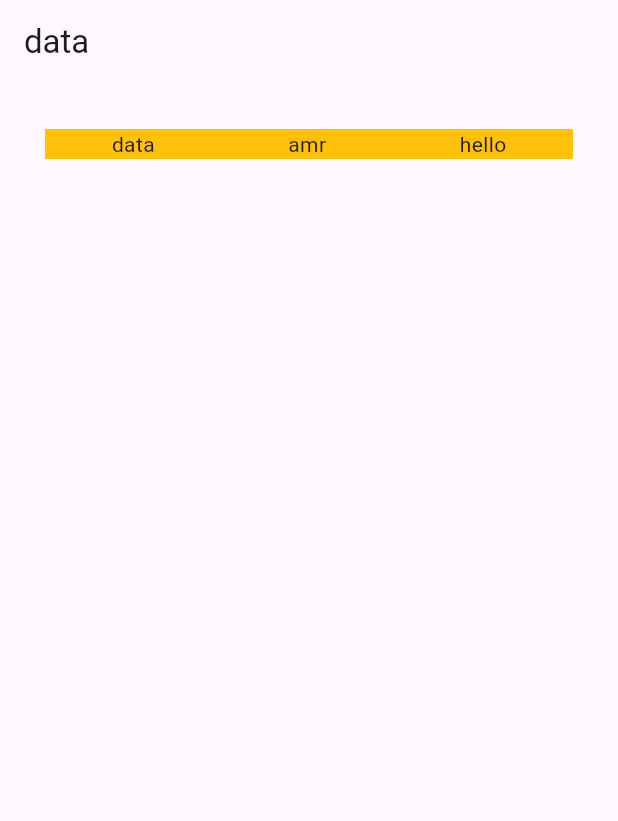
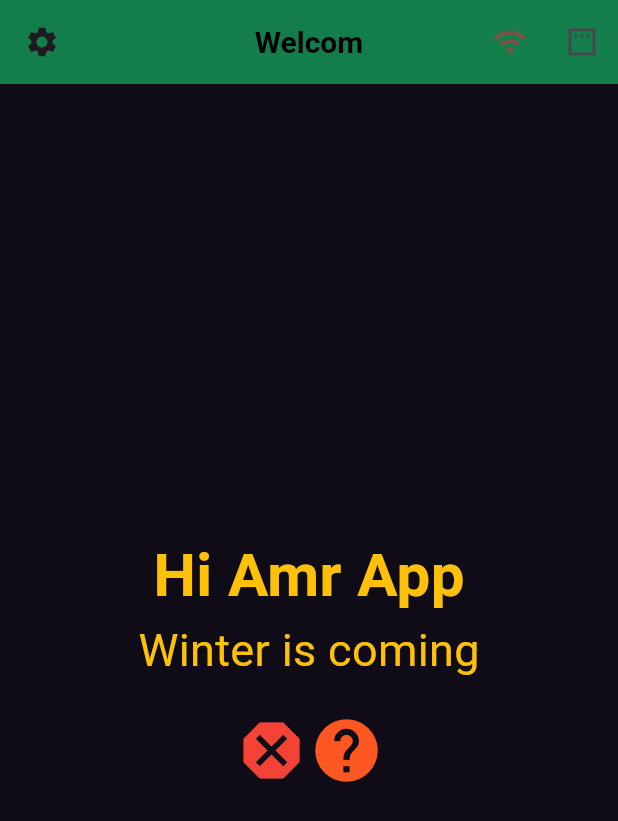
Before and after one commit to AmrAlfoqha/flutter1, a Flutter app: the screen it shows after launch, on a phone screen of 412 x 824 dp. Shown: the top 821 px of the screen. Run offline on Flutter 3.47's test engine with Material 3 defaults, Android fonts, the phone set to English and light mode, and no system bars.

Commit message:
أول تعديل من المجلد

```diff
--- /dev/null
+++ b/lib/firstscreen.dart
@@ -0,0 +1,58 @@
+
+import 'package:flutter/material.dart';
+
+class Firstscreen extends StatelessWidget{
+  @override
+  Widget build(BuildContext context) {
+     return
+    Scaffold(
+    backgroundColor: const Color.fromARGB(255, 15, 12, 23),
+
+              appBar:AppBar(
+                centerTitle: true,
+                backgroundColor: const Color.fromARGB(255, 19, 126, 75),
+                title: Text("Welcom",
+                style: TextStyle(
+                  color: const Color.fromARGB(255, 0, 0, 0),fontSize: 20,fontWeight: FontWeight.bold),
+                ),
+                leading: Icon(Icons.settings),
+                actions: [
+                   IconButton(
+    onPressed: () {},
+    icon: Icon(Icons.wifi),color: Colors.brown,
+  ),
+  IconButton(onPressed: (){}, icon: Icon(Icons.padding),)
+                ],
+
+              ),
+          body: Center(
+            child: Column(
+        mainAxisAlignment: MainAxisAlignment.center,
+              children: [
+                Text("Hi Amr App",style: TextStyle(
+                  color: Colors.amber,
+                  fontSize: 40,
+                  fontWeight: FontWeight.bold,
+
+                ),),
+                Text("Winter is coming",style: TextStyle(
+                  color: Colors.amber,
+                  fontSize: 30,
+                ),),
+                SizedBox(height: 20,),
+            Row(
+              mainAxisAlignment: MainAxisAlignment.center,
+              children: [
+                Icon(Icons.dangerous,color: Colors.red,size: 50,),
+                Icon(Icons.help,color: Colors.deepOrange,size: 50,),
+              ],
+            ),
+              ],
+            ),
+          ),
+
+            );
+    }
+
+
+}
--- a/lib/main.dart
+++ b/lib/main.dart
@@ -1,36 +1,20 @@
 import 'package:flutter/material.dart';
+import 'package:flutter_application_2/firstscreen.dart';
 
 void main() {
   runApp(
-    MyApp()
+MyApp()
   );
 }
 class MyApp extends StatelessWidget{
   @override
   Widget build(BuildContext context) {
-    return(MaterialApp(
-          home: Scaffold(
-               appBar: AppBar(
-                title: Text("data"),
-               ),
-               body: Container(
-                margin: EdgeInsets.all(30),
-
-
-                color: Colors.amber,
-
-                 child: Row(
-                  mainAxisAlignment: MainAxisAlignment.spaceAround,
-                  mainAxisSize: MainAxisSize.max,
-                  children: [
-                    Text("data"),
-                    Text("amr"),
-                    Text("hello"),
-                  ],
-                 ),
-               ),
-          ),
-    ));
+  return(  MaterialApp
+  (
+ debugShowCheckedModeBanner: false,
+    home: Firstscreen()
+    )
+  );
   }
 
 }
```
Also changed, not shown: image/page.png (added), pubspec.yaml (line endings or trailing spaces).
